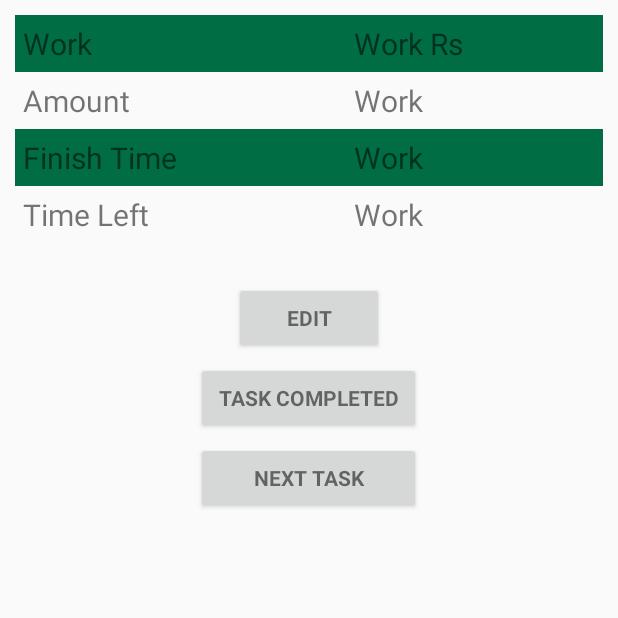
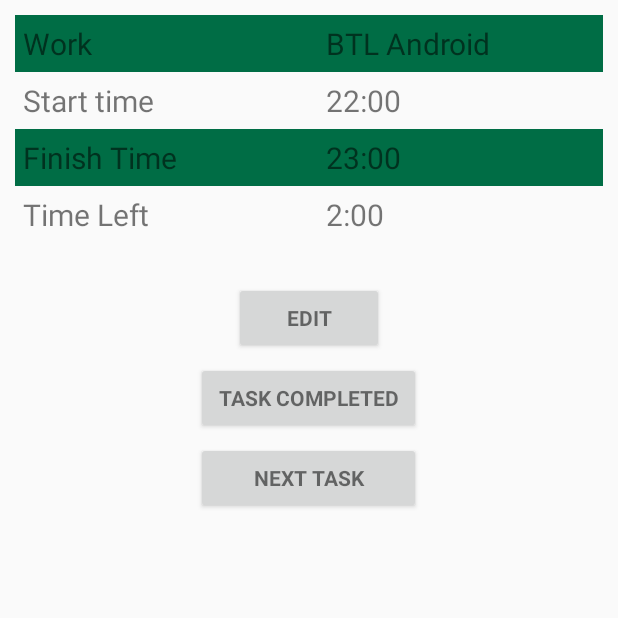
Before and after one commit to trungkien110298/Planer, an Android app: the NowActivity screen opened directly, with no data from a screen before it, on a phone screen of 412 x 824 dp, the top half of it. Run offline under Robolectric (Android 15) with nearby library versions, the phone set to English and light mode, and no system bars.

Commit message:
Fix TaskHelp

```diff
--- a/app/src/main/java/vn/edu/hust/soict/kien_hoang/planer/MainActivity.java
+++ b/app/src/main/java/vn/edu/hust/soict/kien_hoang/planer/MainActivity.java
@@ -91,7 +91,7 @@ public class MainActivity extends AppCompatActivity
         tabHost.addTab(tabSpec);
 
         // Config default tab is the first one
-        tabHost.setCurrentTab(1);
+        tabHost.setCurrentTab(0);
 
         // Process changed tab conditions
     }
--- a/app/src/main/java/vn/edu/hust/soict/kien_hoang/planer/NowActivity.java
+++ b/app/src/main/java/vn/edu/hust/soict/kien_hoang/planer/NowActivity.java
@@ -1,19 +1,43 @@
 package vn.edu.hust.soict.kien_hoang.planer;
 
 import android.app.Activity;
+import android.app.job.JobInfo;
+import android.app.job.JobParameters;
+import android.app.job.JobScheduler;
+import android.app.job.JobService;
+import android.content.ComponentName;
 import android.content.Intent;
+import android.database.Cursor;
 import android.os.Bundle;
 import android.util.Log;
 import android.view.View;
 import android.widget.Button;
+import android.widget.TextView;
+
+import java.sql.Time;
 
 public class NowActivity extends Activity {
+    private TextView taskName;
+    private TextView startTime;
+    private TextView finishTime;
+    private TextView timeLeft;
+    private TaskHelper taskHelper;
+
     @Override
     protected void onCreate(Bundle savedInstanceState) {
         super.onCreate(savedInstanceState);
         setContentView(R.layout.now);
+        taskHelper = new TaskHelper(this);
 
-        Button addTaskButton = (Button) findViewById(R.id.editCurrentTaskBtn);
+        //Task's information
+        taskName = findViewById(R.id.nowTaskName);
+        startTime = findViewById(R.id.nowTaskStartTime);
+        finishTime = findViewById(R.id.nowTaskFinishTime);
+        timeLeft = findViewById(R.id.nowTaskTimeLeft);
+
+
+        // Add new task
+        Button addTaskButton = findViewById(R.id.editCurrentTaskBtn);
         addTaskButton.setOnClickListener(new View.OnClickListener() {
             @Override
             public void onClick(View view) {
@@ -22,5 +46,88 @@ public class NowActivity extends Activity {
 
             }
         });
+
+        // Update task every minutes
+        scheduleJob();
+    }
+
+    @Override
+    public void onDestroy() {
+        super.onDestroy();
+        taskHelper.close();
+    }
+
+    public void scheduleJob() {
+        ComponentName componentName = new ComponentName(this, UpdateJobService.class);
+        JobInfo info = new JobInfo.Builder(123, componentName)
+                .setRequiresCharging(true)
+                .setRequiredNetworkType(JobInfo.NETWORK_TYPE_NONE)
+                .setPersisted(true)
+                .setPeriodic(60 * 1000)  // 60*1000 milliseconds = 1 minute
+                .build();
+
+        Log.d("Check","OK in schedulerJob()");
+        JobScheduler scheduler = (JobScheduler) getSystemService(JOB_SCHEDULER_SERVICE);
+        int resultCode = scheduler.schedule(info);
+        if (resultCode == JobScheduler.RESULT_SUCCESS) {
+            Log.d("Check","True");
+        } else {
+            Log.d("Check","Fail");
+        }
+    }
+
+
+
+
+    /** Class to update task every minute
+     * Use Job Scheduler API
+     */
+
+    public class UpdateJobService extends JobService {
+
+        @Override
+        public boolean onStartJob(JobParameters params) {
+            Log.d("Check","OK");
+            doBackgroundWork(params);
+            return true;
+        }
+
+        private void doBackgroundWork(final JobParameters params) {
+            new Thread(new Runnable() {
+                @Override
+                public void run() {
+                    String stringTimeLeft = (String) timeLeft.getText();
+                    boolean haveTask = false;
+
+                    if (!stringTimeLeft.equals("")){
+                        Log.d("Check","OK");
+                        haveTask = true;
+                        long longTimeLeft = Time.valueOf(stringTimeLeft).getTime();
+                        longTimeLeft -= 1000;
+                        if (longTimeLeft > 0) {
+                            stringTimeLeft = new Time(longTimeLeft).toString();
+                            timeLeft.setText(stringTimeLeft);
+                        }
+                        else {
+                            haveTask = false;
+                        }
+                    }
+
+//                    if (!haveTask) {
+//                        Cursor c = taskHelper.getAll();
+//                        c.moveToFirst();
+//                        do {
+//
+//                        } while (c.moveToNext());
+//                    }
+                    jobFinished(params, false);
+                }
+            }).start();
+        }
+
+        @Override
+        public boolean onStopJob(JobParameters params) {
+            return true;
+        }
     }
 }
--- a/app/src/main/res/layout/now.xml
+++ b/app/src/main/res/layout/now.xml
@@ -19,8 +19,8 @@
                 android:textSize="20dp" />
 
             <TextView
-                android:id="@+id/nowWork"
-                android:text="Work Rs"
+                android:id="@+id/nowTaskName"
+                android:text="BTL Android"
                 android:textSize="20dp" />
         </TableRow>
 
@@ -28,12 +28,12 @@
 
             <TextView
                 android:padding="5dp"
-                android:text="Amount"
+                android:text="Start time"
                 android:textSize="20dp" />
 
             <TextView
-                android:id="@+id/nowAmount"
-                android:text="Work"
+                android:id="@+id/nowTaskStartTime"
+                android:text="22:00"
                 android:textSize="20dp" />
         </TableRow>
 
@@ -46,8 +46,8 @@
                 android:textSize="20dp" />
 
             <TextView
-                android:id="@+id/nowFinishTime"
-                android:text="Work"
+                android:id="@+id/nowTaskFinishTime"
+                android:text="23:00"
                 android:textSize="20dp" />
         </TableRow>
 
@@ -59,8 +59,8 @@
                 android:textSize="20dp" />
 
             <TextView
-                android:id="@+id/nowTimeLeft"
-                android:text="Work"
+                android:id="@+id/nowTaskTimeLeft"
+                android:text="2:00"
                 android:textSize="20dp" />
         </TableRow>
     </TableLayout>
```
Also changed, not shown: app/src/main/AndroidManifest.xml (+5 -7 lines), app/src/main/java/vn/edu/hust/soict/kien_hoang/planer/CalendarActivity.java (+6 -16 lines), app/src/main/java/vn/edu/hust/soict/kien_hoang/planer/TaskHelper.java (+15 -26 lines), app/src/main/res/layout/calendar.xml (+2 -5 lines).
